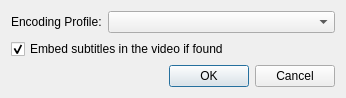
First picture: the form in ConfigurationDialog.ui, repository FelixdelasPozas/VideoTranscoderForChromecast, before the edit.
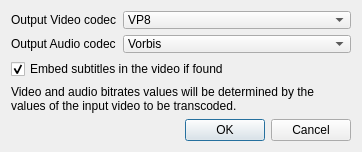
Second picture: the form after the edit. Icons and pictures are not drawn.

Commit message: Configuration dialog finished.

Diff of the .ui file:
```diff
--- a/ConfigurationDialog.ui
+++ b/ConfigurationDialog.ui
@@ -6,10 +6,22 @@
    <rect>
     <x>0</x>
     <y>0</y>
-    <width>346</width>
-    <height>92</height>
+    <width>362</width>
+    <height>152</height>
    </rect>
   </property>
+  <property name="minimumSize">
+   <size>
+    <width>362</width>
+    <height>152</height>
+   </size>
+  </property>
+  <property name="maximumSize">
+   <size>
+    <width>362</width>
+    <height>152</height>
+   </size>
+  </property>
   <property name="windowTitle">
    <string>Configuration</string>
   </property>
@@ -19,16 +31,63 @@
   </property>
   <layout class="QVBoxLayout" name="verticalLayout_2">
    <item>
-    <layout class="QHBoxLayout" name="horizontalLayout" stretch="0,1">
-     <item>
-      <widget class="QLabel" name="label">
+    <layout class="QGridLayout" name="gridLayout_3" columnstretch="0,1">
+     <item row="0" column="1">
+      <widget class="QComboBox" name="m_videoCodec">
+       <item>
+        <property name="text">
+         <string>VP8</string>
+        </property>
+       </item>
+       <item>
+        <property name="text">
+         <string>VP9</string>
+        </property>
+       </item>
+       <item>
+        <property name="text">
+         <string>H.264</string>
+        </property>
+       </item>
+       <item>
+        <property name="text">
+         <string>H.265</string>
+        </property>
+       </item>
+      </widget>
+     </item>
+     <item row="0" column="0">
+      <widget class="QLabel" name="label_2">
        <property name="text">
-        <string>Encoding Profile:</string>
+        <string>Output Video codec</string>
        </property>
       </widget>
      </item>
-     <item>
-      <widget class="QComboBox" name="m_profileCombo"/>
+     <item row="1" column="0">
+      <widget class="QLabel" name="label_3">
+       <property name="text">
+        <string>Output Audio codec</string>
+       </property>
+      </widget>
+     </item>
+     <item row="1" column="1">
+      <widget class="QComboBox" name="m_audioCodec">
+       <item>
+        <property name="text">
+         <string>Vorbis</string>
+        </property>
+       </item>
+       <item>
+        <property name="text">
+         <string>MP3</string>
+        </property>
+       </item>
+       <item>
+        <property name="text">
+         <string>AAC</string>
+        </property>
+       </item>
+      </widget>
      </item>
     </layout>
    </item>
@@ -42,6 +101,25 @@
      </property>
     </widget>
    </item>
+   <item>
+    <widget class="QLabel" name="label">
+     <property name="font">
+      <font>
+       <weight>50</weight>
+       <bold>false</bold>
+      </font>
+     </property>
+     <property name="text">
+      <string>Video and audio bitrates values will be determined by the values of the input video to be transcoded.</string>
+     </property>
+     <property name="wordWrap">
+      <bool>true</bool>
+     </property>
+     <property name="margin">
+      <number>0</number>
+     </property>
+    </widget>
+   </item>
    <item>
     <widget class="QDialogButtonBox" name="buttonBox">
      <property name="locale">
```
The commit also changes 6 other files.
